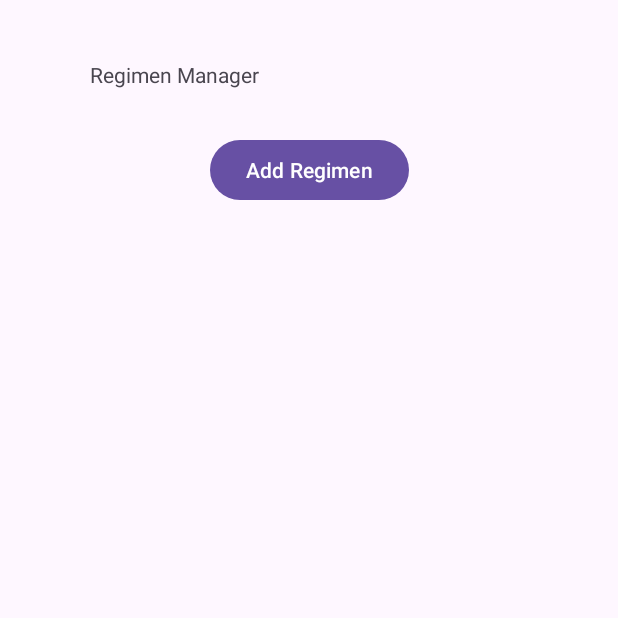
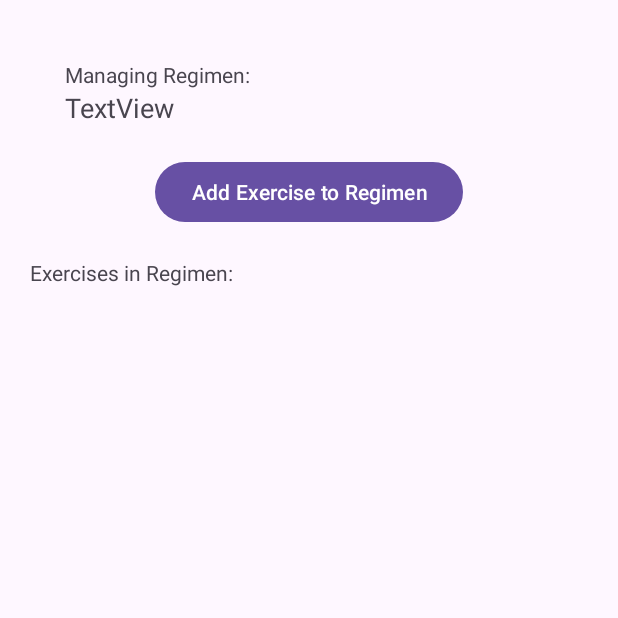
Before and after one commit to Xsylum/workout-android-app, an Android app: the RegimenManagementActivity screen opened directly, with no data from a screen before it, after a tap on "TestRegimen", on a phone screen of 412 x 824 dp, the top half of it. Run offline under Robolectric (Android 15) with nearby library versions, the phone set to English and light mode, and no system bars; 1 other tap on this screen came first.

Commit message:
Create DialogFragment to add exercises in RegimenDesign

```diff
--- a/app/src/main/java/com/example/workoutapplication/ExerciseManagementFragment.kt
+++ b/app/src/main/java/com/example/workoutapplication/ExerciseManagementFragment.kt
@@ -48,7 +48,7 @@ class ExerciseManagementFragment(private val exerciseName: String = "",
     override fun onCreateDialog(savedInstanceState: Bundle?) : Dialog {
         return activity?.let {
             val builder = AlertDialog.Builder(it)
-            val inflater = requireActivity().layoutInflater;
+            val inflater = requireActivity().layoutInflater
 
             // Inflating/setting the layout for the dialog
             // Parent view is null because its going in the dialog layout
--- a/app/src/main/java/com/example/workoutapplication/RegimenDesignActivity.kt
+++ b/app/src/main/java/com/example/workoutapplication/RegimenDesignActivity.kt
@@ -1,10 +1,16 @@
 package com.example.workoutapplication
 
 import android.os.Bundle
+import android.util.Log
+import android.widget.Button
 import androidx.appcompat.app.AppCompatActivity
 import androidx.recyclerview.widget.LinearLayoutManager
 import androidx.recyclerview.widget.RecyclerView
 import com.example.workoutapplication.dataClasses.Exercise
+import com.example.workoutapplication.dataClasses.Regimen
+import com.example.workoutapplication.dataClasses.RegimenDataStore
+import org.json.JSONArray
+import java.util.LinkedList
 
 class RegimenDesignActivity : AppCompatActivity(),
     ExerciseManagementAdapter.ExerciseRecyclerViewListener{
@@ -13,9 +19,34 @@ class RegimenDesignActivity : AppCompatActivity(),
     private var displayList = ArrayList<Exercise>()
     private lateinit var recyclerView: RecyclerView
 
+    // Info regimen currently being modified
+    private lateinit var regimen: Regimen
+    private var dataStorePosition: Int = -1 // position where regimen is stored in RegimenList
+
+    // DataStore variables
+    private val dataStoreSingleton = DataStoreSingleton.getInstance(this)
+    private val dataStoreHelper = DataStoreHelper(this, dataStoreSingleton.dataStore!!)
+
     override fun onCreate(savedInstanceState: Bundle?) {
 
+        super.onCreate(savedInstanceState)
         setContentView(R.layout.activity_regimen_design)
+
+        /** Regimen data setup **/
+        dataStorePosition = intent.getIntExtra("RegimenPosition", dataStorePosition)
+        val regimenJson = intent.getStringExtra("TargetRegimen")
+        val regimenDataStore = RegimenDataStore.fromJsonString(regimenJson)
+
+        // Get list of exercises to set regimen's exercise list via
+        // regimenDataStore's list of exerciseIDs
+        val exerciseList = getDataStoreExerciseList();
+
+        // Finally, the regimen being designed can be initialized
+        regimen = Regimen(regimenDataStore, exerciseList)
+        displayList = regimen.exerciseList
+
+        // TODO Check that position != -1 [Try to also JUNIT test this]
+        /** /Regimen data setup **/
 
         // Setting up the recyclerView to display exercises in this regimen
         recyclerView = findViewById(R.id.rv_regimenExerciseList)
@@ -23,11 +54,37 @@ class RegimenDesignActivity : AppCompatActivity(),
         // Reusing ExerciseManagementAdapter for simplicity
         recyclerView.adapter = ExerciseManagementAdapter(displayList, this)
 
-        super.onCreate(savedInstanceState)
-        setContentView(R.layout.activity_regimen_design)
+        val addExerciseButton = findViewById<Button>(R.id.btn_regimenAddExercise)
+        addExerciseButton.setOnClickListener() {
+            Log.d("myTest", "User Clicked add exercise!")
+        }
+
+        showAddExerciseDialog(exerciseList)
     }
 
     override fun onListItemClick(position: Int) {
         TODO("Not yet implemented")
     }
+
+    private fun getDataStoreExerciseList(): ArrayList<Exercise> {
+        val exerciseListJsonString = dataStoreHelper.getStringValue("ExerciseList")
+        val exerciseJsonArray = if (exerciseListJsonString != null) {
+            JSONArray(exerciseListJsonString)
+        } else JSONArray()
+
+        // Creating LinkedList<Exercise> from DataStore's JSONArray
+        val exerciseList = ArrayList<Exercise>()
+        for (i in 0 until exerciseJsonArray.length()) {
+            val exerciseJsonString = exerciseJsonArray.get(i).toString()
+            exerciseList.add(Exercise.fromJsonString(exerciseJsonString))
+        }
+
+        return exerciseList
+    }
+
+    private fun showAddExerciseDialog(userExercises: ArrayList<Exercise>) {
+        // TODO maybe change this to a Bottom Sheet (pull up screen)
+        val fragment = RegimenDesignAddExercisesFragment(userExercises)
+        fragment.show(supportFragmentManager, "REGIMEN_ADD_EXERCISE_DIALOG")
+    }
 }
--- /dev/null
+++ b/app/src/main/java/com/example/workoutapplication/RegimenDesignAddExercisesFragment.kt
@@ -0,0 +1,46 @@
+package com.example.workoutapplication
+
+import android.app.AlertDialog
+import android.app.Dialog
+import android.os.Bundle
+import android.util.Log
+import androidx.fragment.app.DialogFragment
+import androidx.recyclerview.widget.LinearLayoutManager
+import androidx.recyclerview.widget.RecyclerView
+import com.example.workoutapplication.dataClasses.Exercise
+
+class RegimenDesignAddExercisesFragment(val userExercises: ArrayList<Exercise>): DialogFragment(),
+    ExerciseManagementAdapter.ExerciseRecyclerViewListener {
+
+    val regimenAdditions = ArrayList<Exercise>()
+
+    override fun onCreateDialog(savedInstanceState: Bundle?): Dialog {
+        return activity?.let {
+            val builder = AlertDialog.Builder(it)
+            val inflater = requireActivity().layoutInflater
+
+            // Inflating and setting the layout for this dialog
+            val layoutView = inflater.inflate(R.layout.fragment_regimen_design_exercises, null)
+            builder.setView(layoutView)
+
+            val userExercisesRV = layoutView
+                .findViewById<RecyclerView>(R.id.rv_regimenAvailableExercises)
+
+            //TODO figure out how to add recyclerview to a fragment
+            userExercisesRV.layoutManager = LinearLayoutManager(requireContext()) // it????
+            userExercisesRV.adapter = ExerciseManagementAdapter(userExercises, this)
+
+            builder.setPositiveButton("Confirm") { dialog, id ->
+
+            }
+
+            builder.create()
+        } ?: throw IllegalStateException("Activity cannot be null")
+    }
+
+    override fun onListItemClick(position: Int) {
+        Log.d("RegimenDesignTest", "Exercise ${userExercises[position].exerciseID} "
+                + "is at position $position")
+    }
+
+}
--- a/app/src/main/java/com/example/workoutapplication/RegimenManagementActivity.kt
+++ b/app/src/main/java/com/example/workoutapplication/RegimenManagementActivity.kt
@@ -77,12 +77,11 @@ class RegimenManagementActivity : AppCompatActivity(),
         val targetRegimen = displayList[position]
         Log.d("RegimenTesting", "Regimen = $targetRegimen")
 
-        deleteRegimen(position)
-//        val intent = Intent(this, RegimenDesignActivity::class.java)
-//        intent.putExtra("TargetRegimen", targetRegimen.toJsonString())
-//        intent.putExtra("RegimenPosition", position)
-//
-//        startActivity(intent)
+        val intent = Intent(this, RegimenDesignActivity::class.java)
+        intent.putExtra("TargetRegimen", targetRegimen.toJsonString())
+        intent.putExtra("RegimenPosition", position)
+
+        startActivity(intent)
     }
 
     private fun addNewRegimen(name: String = "TestRegimen", description: String = "TestDescription") {
--- a/app/src/main/java/com/example/workoutapplication/dataClasses/Regimen.kt
+++ b/app/src/main/java/com/example/workoutapplication/dataClasses/Regimen.kt
@@ -15,11 +15,10 @@ class Regimen {
     private lateinit var regimenID: UUID
     var name: String? = null
     var description: String? = null
-    private var exerciseList = LinkedList<Exercise>(); //TODO("hold exerciseIDs, call for exercises when needed")
+    var exerciseList = ArrayList<Exercise>() //TODO("hold exerciseIDs, call for exercises when needed")
+        private set
 
-    private constructor() {
-        exerciseList = LinkedList<Exercise>()
-    }
+    private constructor()
 
     /**
      * Construct a regimen from the simplified RegimenDataStore communication
@@ -28,7 +27,7 @@ class Regimen {
      * The constructor will attempt to find RegimenDataStore's UUID Strings
      * in the list of exercises, and will throw an error if these UUIDs are not found
      */
-    constructor(regimen: RegimenDataStore, exercises: LinkedList<Exercise>) {
+    constructor(regimen: RegimenDataStore, exercises: List<Exercise>) {
         //TODO("Change LinkedList to a hashmap to speed up construction")
         //TODO("Alternatively, keep exercise UUIDs instead, and only find the relevant exercises as needed")
 
```
Also changed, not shown: app/src/main/res/layout/fragment_regimen_design_exercises.xml (added, +59 -0 lines).
